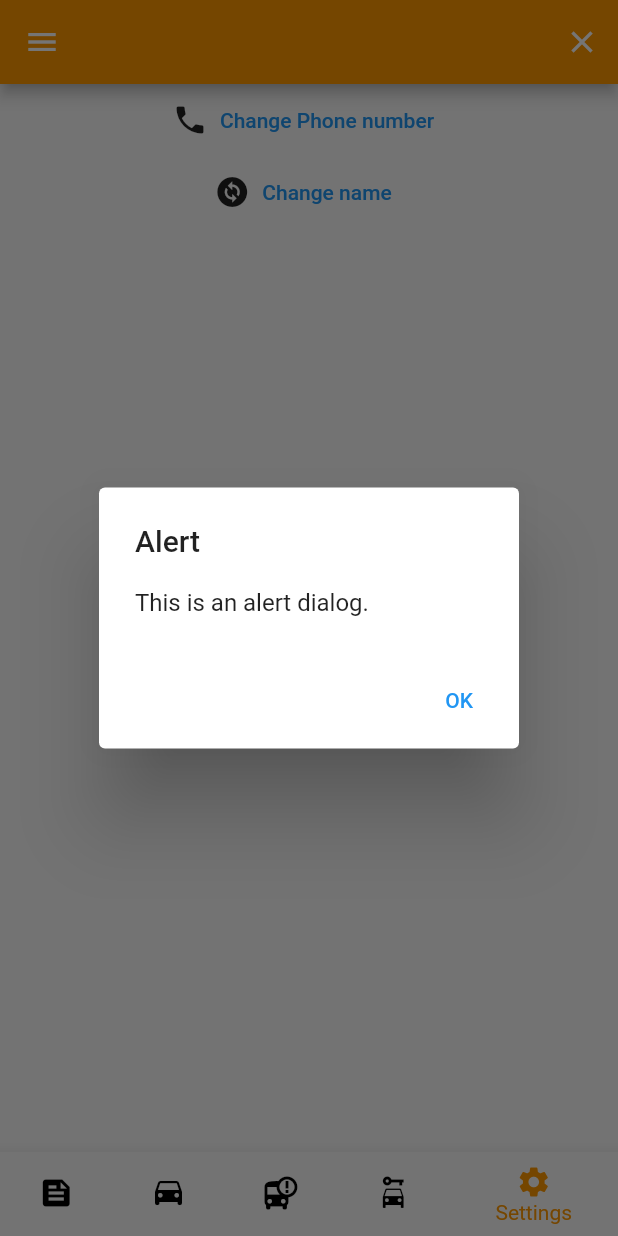
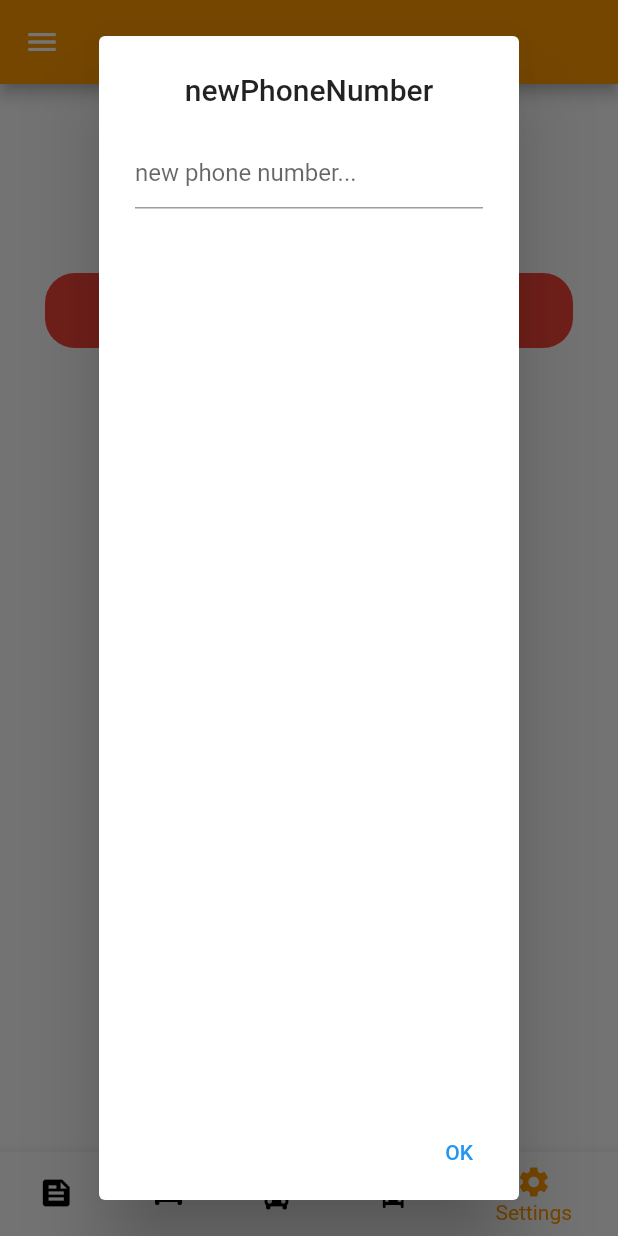
Before and after one commit to Codingaway20/sharek_app_new, a Flutter app: the HomePage screen opened directly, item 5 of the bottom bar chosen, after a tap on "Change Phone number", on a phone screen of 412 x 824 dp. Run offline on Flutter 3.47's test engine with Material 2 defaults, Android fonts, the phone set to English and light mode, and no system bars; our stand-ins replace fluttertoast, get; missing offline and left inert: postgres.

Commit message:
signOut added

```diff
--- a/lib/UI/home_page.dart
+++ b/lib/UI/home_page.dart
@@ -80,15 +80,7 @@ class _HomePageState extends State<HomePage> {
         appBar: AppBar(
           backgroundColor: Colors.orange,
           actions: [
-            IconButton(
-              onPressed: () async {
-                if (_appController.filterIsSharedPressed.value) {
-                  _appController.filterIsSharedPressed.value = false;
-                  await _appController.getAllCustomersPosts();
-                }
-              },
-              icon: const Icon(Icons.close),
-            ),
+            discardFiltersButton(),
             appyFiltersButton(context),
             Obx(
               () => Visibility(
@@ -158,6 +150,23 @@ class _HomePageState extends State<HomePage> {
             index: _appController.pageindex.value,
             children: _pages,
           ),
+        ),
+      ),
+    );
+  }
+
+  Obx discardFiltersButton() {
+    return Obx(
+      () => Visibility(
+        visible: _appController.pageindex.value == 0 ? true : false,
+        child: IconButton(
+          onPressed: () async {
+            if (_appController.filterIsSharedPressed.value) {
+              _appController.filterIsSharedPressed.value = false;
+              await _appController.getAllCustomersPosts();
+            }
+          },
+          icon: const Icon(Icons.close),
         ),
       ),
     );
@@ -258,7 +267,6 @@ class _HomePageState extends State<HomePage> {
                               _fromCityFilter.text,
                               _toCityFilter.text);
                           _appController.filterIsSharedPressed.value = true;
-
                         } catch (e) {
                           Fluttertoast.showToast(
                             msg: e.toString(),
--- a/lib/UI/settings.dart
+++ b/lib/UI/settings.dart
@@ -1,5 +1,7 @@
 import 'package:flutter/material.dart';
 import 'package:fluttertoast/fluttertoast.dart';
+import 'package:get/get.dart';
+import 'package:sharek_app_new/UI/login_page.dart';
 import 'package:sharek_app_new/db/app_database_new.dart';
 
 class Settings extends StatefulWidget {
@@ -10,6 +12,7 @@ class Settings extends StatefulWidget {
 }
 
 final TextEditingController _newUsername = TextEditingController();
+final TextEditingController _newPhoneNumber = TextEditingController();
 
 class _SettingsState extends State<Settings> {
   @override
@@ -28,11 +31,38 @@ class _SettingsState extends State<Settings> {
                       context: context,
                       builder: (BuildContext context) {
                         return AlertDialog(
-                          title: Text('Alert'),
-                          content: Text('This is an alert dialog.'),
+                          title: const Center(child: Text('newPhoneNumber')),
+                          content: Column(
+                            children: [
+                              TextField(
+                                decoration: const InputDecoration(
+                                  hintText: "new phone number...",
+                                ),
+                                controller: _newPhoneNumber,
+                              ),
+                            ],
+                          ),
                           actions: [
                             TextButton(
-                              onPressed: () {
+                              onPressed: () async {
+                                if (_newPhoneNumber.text.isEmpty) {
+                                  Fluttertoast.showToast(
+                                    msg: "fill all the fields!",
+                                    textColor: Colors.red,
+                                    gravity: ToastGravity.CENTER,
+                                  );
+                                  return;
+                                }
+                                try {
+                                  await AppDatabase()
+                                      .updatePhoneNumber(_newPhoneNumber.text);
+                                } catch (e) {
+                                  Fluttertoast.showToast(
+                                    msg: e.toString(),
+                                    textColor: Colors.red,
+                                    gravity: ToastGravity.CENTER,
+                                  );
+                                }
                                 Navigator.of(context).pop(); // Close the dialog
                               },
                               child: Text('OK'),
@@ -111,6 +141,34 @@ class _SettingsState extends State<Settings> {
                   child: const Text("Change name"))
             ],
           ),
+
+          Spacer(),
+          GestureDetector(
+            onTap: () {
+              Get.offAll(
+                () => LoginPage(),
+                transition: Transition.circularReveal,
+              );
+            },
+            child: Padding(
+              padding: const EdgeInsets.all(30),
+              child: Container(
+                width: 50,
+                height: 50,
+                decoration: const BoxDecoration(
+                    color: Colors.red,
+                    borderRadius: BorderRadius.all(Radius.circular(20))),
+                child: const Padding(
+                  padding: EdgeInsets.all(8.0),
+                  child: Center(
+                      child: Text(
+                    "Sign out",
+                    style: TextStyle(color: Colors.white, fontSize: 20),
+                  )),
+                ),
+              ),
+            ),
+          ),
         ],
       ),
     );
```
Also changed, not shown: lib/UI/signUp_page.dart (+6 -2 lines), lib/db/app_database_new.dart (+32 -1 lines).
